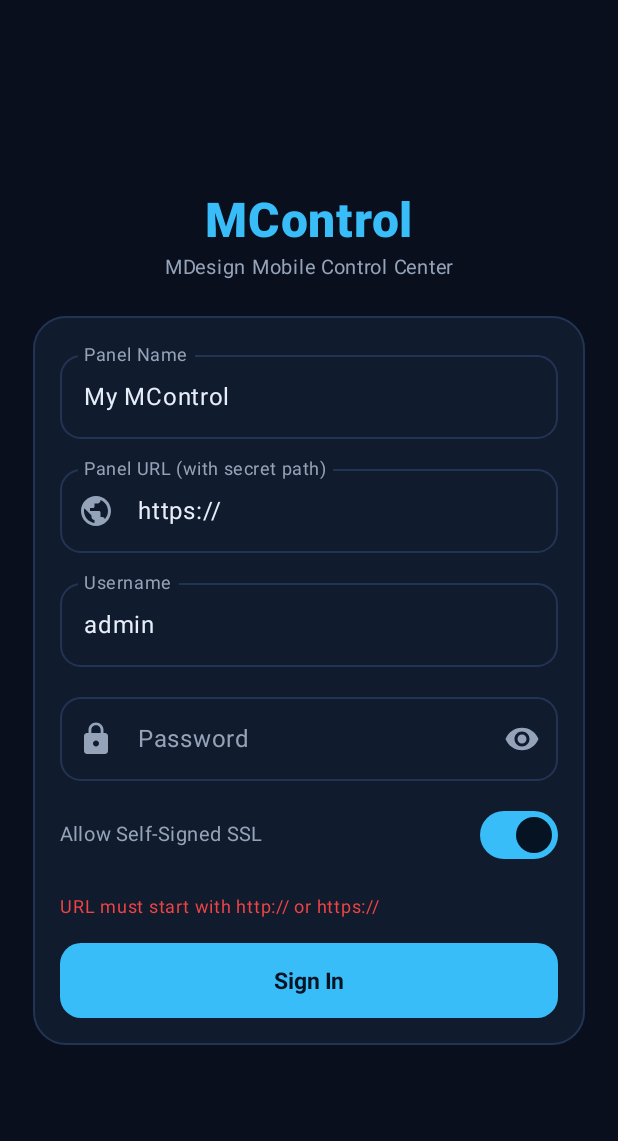
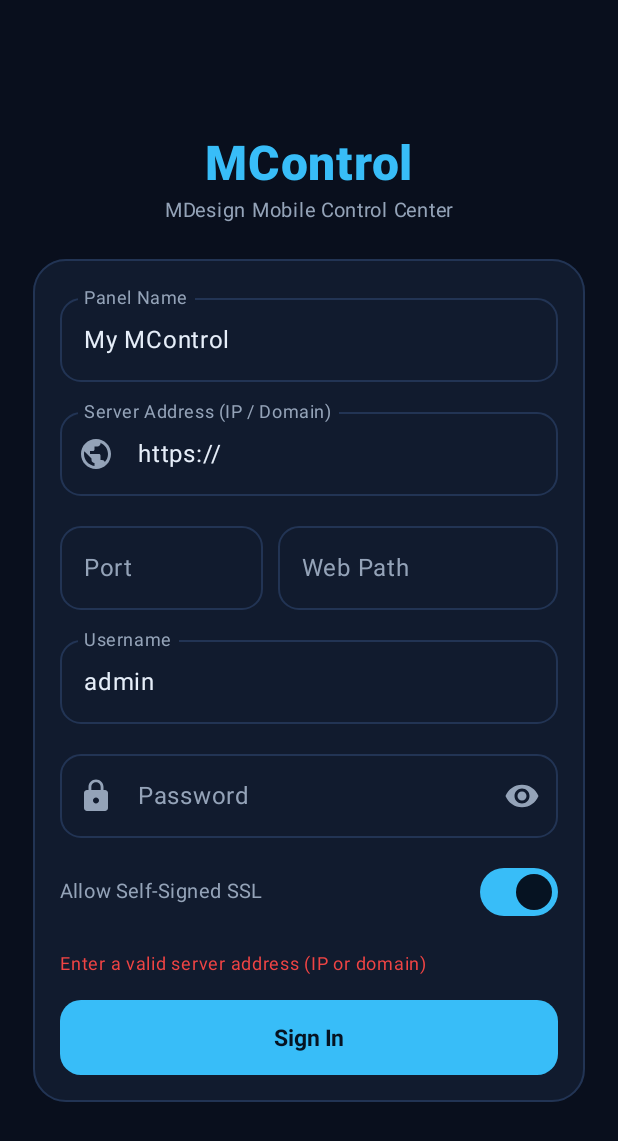
Before and after one commit to htzserv/MControl, an Android app built with Jetpack Compose: the screen it shows after launch (MainActivity), after a tap on "Sign In", on a phone screen of 412 x 824 dp. Shown: the top 1141 px of the screen. Run offline under Robolectric (Android 15) with nearby library versions, the phone set to English and light mode, and no system bars.

Commit message:
Improve panel URL entry and CLI management
Split panel address, port, and web path into validated login fields. Display beta channel/build details in installer and CLI, renumber CLI options, and expand uninstall cleanup to cover outbound services, configs, and databases.

```diff
--- a/app/src/main/java/com/mdesign/mcontrol/ui/screens/LoginScreen.kt
+++ b/app/src/main/java/com/mdesign/mcontrol/ui/screens/LoginScreen.kt
@@ -8,6 +8,7 @@ import androidx.compose.foundation.lazy.LazyRow
 import androidx.compose.foundation.lazy.items
 import androidx.compose.foundation.rememberScrollState
 import androidx.compose.foundation.shape.RoundedCornerShape
+import androidx.compose.foundation.text.KeyboardOptions
 import androidx.compose.foundation.verticalScroll
 import androidx.compose.material.icons.Icons
 import androidx.compose.material.icons.filled.Lock
@@ -19,6 +20,7 @@ import androidx.compose.runtime.*
 import androidx.compose.ui.Alignment
 import androidx.compose.ui.Modifier
 import androidx.compose.ui.text.font.FontWeight
+import androidx.compose.ui.text.input.KeyboardType
 import androidx.compose.ui.text.input.PasswordVisualTransformation
 import androidx.compose.ui.text.input.VisualTransformation
 import androidx.compose.ui.unit.dp
@@ -27,7 +29,64 @@ import com.mdesign.mcontrol.data.MControlApi
 import com.mdesign.mcontrol.data.PanelProfile
 import com.mdesign.mcontrol.ui.theme.MDesignAccent
 import kotlinx.coroutines.launch
+import java.net.URI
 import java.util.UUID
+
+private data class UrlParts(
+    val address: String,
+    val port: String,
+    val webPath: String
+)
+
+private fun parseBaseUrlParts(rawUrl: String?): UrlParts {
+    val cleaned = (rawUrl ?: "").trim().trimEnd('/')
+    if (cleaned.isEmpty() || cleaned == "http://" || cleaned == "https://") {
+        return UrlParts(address = cleaned.ifEmpty { "https://" }, port = "", webPath = "")
+    }
+    return try {
+        val withScheme = if (cleaned.startsWith("http://") || cleaned.startsWith("https://")) cleaned else "https://$cleaned"
+        val uri = URI(withScheme)
+        val scheme = uri.scheme ?: "https"
+        val host = uri.host ?: ""
+        if (host.isEmpty()) {
+            UrlParts(address = cleaned, port = "", webPath = "")
+        } else {
+            val portStr = if (uri.port > 0) uri.port.toString() else ""
+            val pathStr = (uri.path ?: "").trim('/')
+            UrlParts(address = "$scheme://$host", port = portStr, webPath = pathStr)
+        }
+    } catch (_: Exception) {
+        UrlParts(address = cleaned, port = "", webPath = "")
+    }
+}
+
+private fun buildPanelBaseUrl(addressInput: String, portInput: String, webPathInput: String): String {
+    var addr = addressInput.trim().trimEnd('/')
+    if (addr.isEmpty()) return ""
+    if (!addr.startsWith("http://") && !addr.startsWith("https://")) {
+        addr = "http://$addr"
+    }
+    val port = portInput.trim()
+    val path = webPathInput.trim().trim('/')
+    val baseWithPort = if (port.isNotEmpty()) {
+        try {
+            val uri = URI(addr)
+            if (uri.port <= 0 && !uri.host.isNullOrEmpty()) {
+                val hostPart = if (uri.host.contains(":") && !uri.host.startsWith("[")) "[${uri.host}]" else uri.host
+                val existingPath = (uri.path ?: "").trim('/')
+                val prefix = "${uri.scheme}://$hostPart:$port"
+                if (existingPath.isNotEmpty() && path.isEmpty()) "$prefix/$existingPath" else prefix
+            } else {
+                addr
+            }
+        } catch (_: Exception) {
+            "$addr:$port"
+        }
+    } else {
+        addr
+    }
+    return if (path.isNotEmpty()) "${baseWithPort.trimEnd('/')}/$path" else baseWithPort.trimEnd('/')
+}
 
 @Composable
 fun LoginScreen(
@@ -36,8 +95,11 @@ fun LoginScreen(
     onLoginSuccess: (PanelProfile) -> Unit
 ) {
     val scope = rememberCoroutineScope()
+    val initParts = remember(initialProfile?.id) { parseBaseUrlParts(initialProfile?.baseUrl) }
     var name by remember { mutableStateOf(initialProfile?.name ?: "My MControl") }
-    var baseUrl by remember { mutableStateOf(initialProfile?.baseUrl ?: "https://") }
+    var address by remember { mutableStateOf(initParts.address) }
+    var port by remember { mutableStateOf(initParts.port) }
+    var webPath by remember { mutableStateOf(initParts.webPath) }
     var username by remember { mutableStateOf(initialProfile?.username ?: "admin") }
     var password by remember { mutableStateOf(initialProfile?.password ?: "") }
     var totpCode by remember { mutableStateOf("") }
@@ -81,9 +143,12 @@ fun LoginScreen(
                         color = if (p.id == editingId) MaterialTheme.colorScheme.primary.copy(alpha = 0.2f) else MaterialTheme.colorScheme.surface,
                         border = BorderStroke(1.dp, if (p.id == editingId) MaterialTheme.colorScheme.primary else MaterialTheme.colorScheme.outline),
                         modifier = Modifier.clickable {
+                            val parts = parseBaseUrlParts(p.baseUrl)
                             editingId = p.id
                             name = p.name
-                            baseUrl = p.baseUrl
+                            address = parts.address
+                            port = parts.port
+                            webPath = parts.webPath
                             username = p.username
                             password = p.password
                             trustSsl = p.trustAllSsl
@@ -118,15 +183,39 @@ fun LoginScreen(
                     shape = RoundedCornerShape(14.dp)
                 )
                 OutlinedTextField(
-                    value = baseUrl,
-                    onValueChange = { baseUrl = it },
-                    label = { Text("Panel URL (with secret path)") },
-                    placeholder = { Text("https://ip:2053/webpath") },
+                    value = address,
+                    onValueChange = { address = it },
+                    label = { Text("Server Address (IP / Domain)") },
+                    placeholder = { Text("https://panel.example.com") },
                     leadingIcon = { Icon(Icons.Default.Public, null) },
                     singleLine = true,
                     modifier = Modifier.fillMaxWidth(),
                     shape = RoundedCornerShape(14.dp)
                 )
+                Row(
+                    modifier = Modifier.fillMaxWidth(),
+                    horizontalArrangement = Arrangement.spacedBy(10.dp)
+                ) {
+                    OutlinedTextField(
+                        value = port,
+                        onValueChange = { v -> port = v.filter { it.isDigit() }.take(5) },
+                        label = { Text("Port") },
+                        placeholder = { Text("2053") },
+                        keyboardOptions = KeyboardOptions(keyboardType = KeyboardType.Number),
+                        singleLine = true,
+                        modifier = Modifier.weight(0.42f),
+                        shape = RoundedCornerShape(14.dp)
+                    )
+                    OutlinedTextField(
+                        value = webPath,
+                        onValueChange = { webPath = it.trim() },
+                        label = { Text("Web Path") },
+                        placeholder = { Text("mc_panel") },
+                        singleLine = true,
+                        modifier = Modifier.weight(0.58f),
+                        shape = RoundedCornerShape(14.dp)
+                    )
+                }
                 OutlinedTextField(
                     value = username,
                     onValueChange = { username = it },
@@ -176,7 +265,17 @@ fun LoginScreen(
 
                 Button(
                     onClick = {
-                        val cleanUrl = baseUrl.trim().trimEnd('/')
+                        val trimmedAddr = address.trim()
+                        if (trimmedAddr.isEmpty() || trimmedAddr == "http://" || trimmedAddr == "https://") {
+                            errMsg = "Enter a valid server address (IP or domain)"
+                            return@Button
+                        }
+                        val portInt = port.trim().toIntOrNull()
+                        if (port.isNotBlank() && (portInt == null || portInt !in 1..65535)) {
+                            errMsg = "Port must be between 1 and 65535"
+                            return@Button
+                        }
+                        val cleanUrl = buildPanelBaseUrl(trimmedAddr, port, webPath)
                         if (!cleanUrl.startsWith("http://") && !cleanUrl.startsWith("https://")) {
                             errMsg = "URL must start with http:// or https://"
                             return@Button
```
Also changed, not shown: 3 other files.
